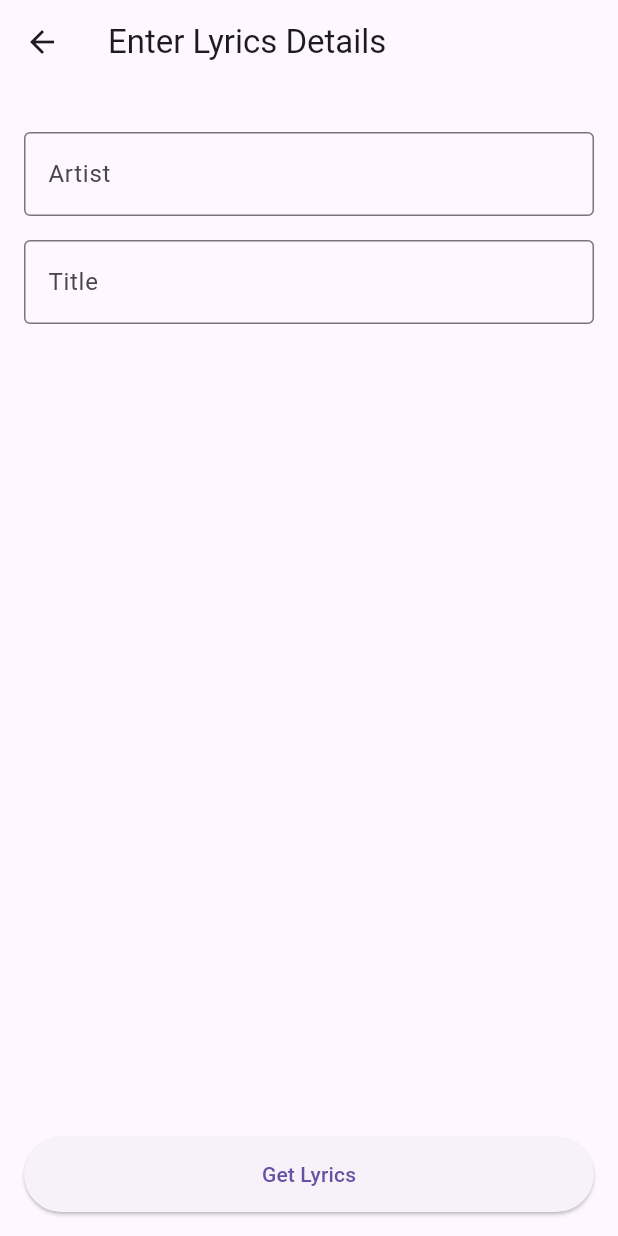
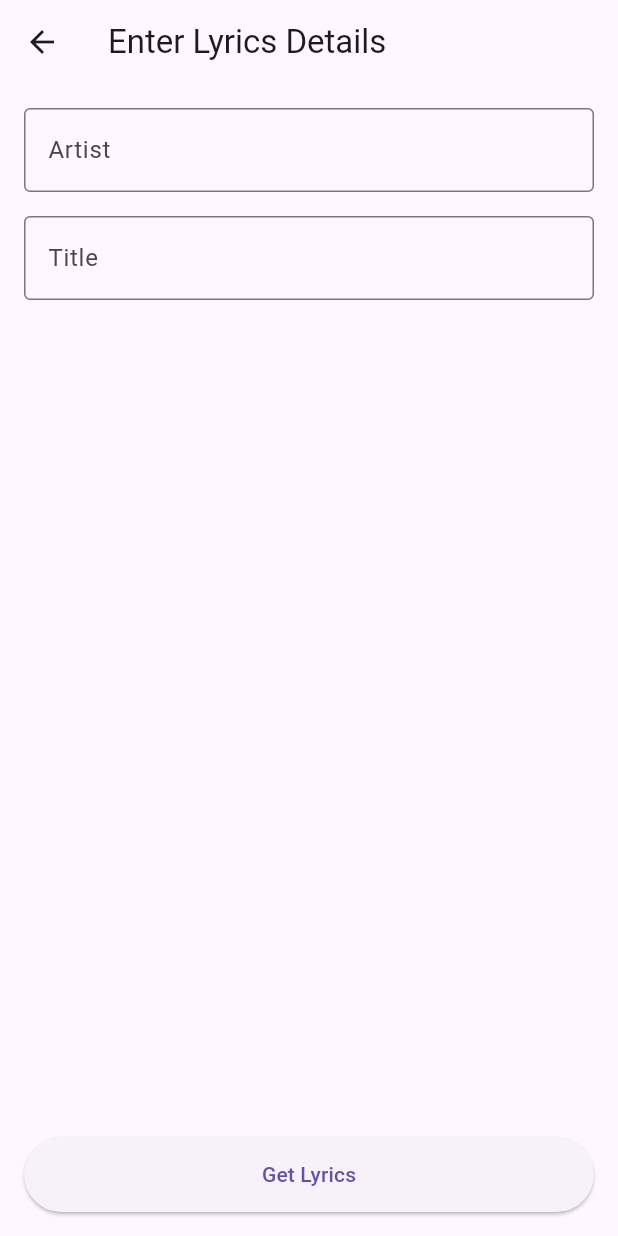
Before and after one commit to VASANTH04032004/API_app, a Flutter app: the LyricsInputScreen screen opened directly, on a phone screen of 412 x 824 dp. Run offline on Flutter 3.47's test engine with Material 3 defaults, Android fonts, the phone set to English and light mode, and no system bars.

```diff
--- a/lib/models/lyrics_model.dart
+++ b/lib/models/lyrics_model.dart
@@ -2,15 +2,13 @@ import 'package:json_annotation/json_annotation.dart';
 
 @JsonSerializable()
 class Lyrics {
-  final String lyrics;
+  final String? lyrics;
 
-  Lyrics({required this.lyrics});
-
+  Lyrics({this.lyrics});
 
   factory Lyrics.fromJson(Map<String, dynamic> json) {
     return _$LyricsFromJson(json);
   }
-
 
   Map<String, dynamic> toJson() => _$LyricsToJson(this);
 }
--- a/lib/screens/lyrics_input_screen.dart
+++ b/lib/screens/lyrics_input_screen.dart
@@ -32,15 +32,10 @@ class _LyricsInputScreenState extends State<LyricsInputScreen> {
   Widget build(BuildContext context) {
     return Scaffold(
       appBar: AppBar(title: Text('Enter Lyrics Details')),
-      body: Column(
-        children: [
-          // Padding around the top part
-          Padding(
-            padding: const EdgeInsets.symmetric(horizontal: 16.0, vertical: 32.0),
-            child: Align(
-              alignment: Alignment.topCenter,
+      body: Padding(
+        padding: const EdgeInsets.all(16.0),
         child: Column(
-                mainAxisSize: MainAxisSize.min,
+          crossAxisAlignment: CrossAxisAlignment.stretch,
           children: [
             TextField(
               controller: _artistController,
@@ -49,31 +44,26 @@ class _LyricsInputScreenState extends State<LyricsInputScreen> {
                 border: OutlineInputBorder(),
               ),
             ),
-                  SizedBox(height: 16),
-                  TextField(
+            Padding(
+              padding: const EdgeInsets.only(top: 16.0),
+              child: TextField(
                 controller: _titleController,
                 decoration: InputDecoration(
                   labelText: 'Title',
                   border: OutlineInputBorder(),
                 ),
               ),
-                ],
             ),
-            ),
-          ),
-
-          Spacer(),
-          Padding(
-            padding: const EdgeInsets.all(16.0),
-            child: ElevatedButton(
+            Expanded(child: Container()),
+            ElevatedButton(
               onPressed: _fetchLyrics,
               style: ElevatedButton.styleFrom(
                 minimumSize: Size(double.infinity, 50),
               ),
               child: Text('Get Lyrics'),
             ),
+          ],
         ),
-        ],
       ),
     );
   }
```
Also changed, not shown: lib/models/ sunrise_sunset_model.dart (+5 -8 lines), lib/screens/lyrics_screen.dart (+5 -3 lines), lib/services/ api_service.dart (+29 -14 lines). Lines whose indentation alone changed are shown as unchanged.
